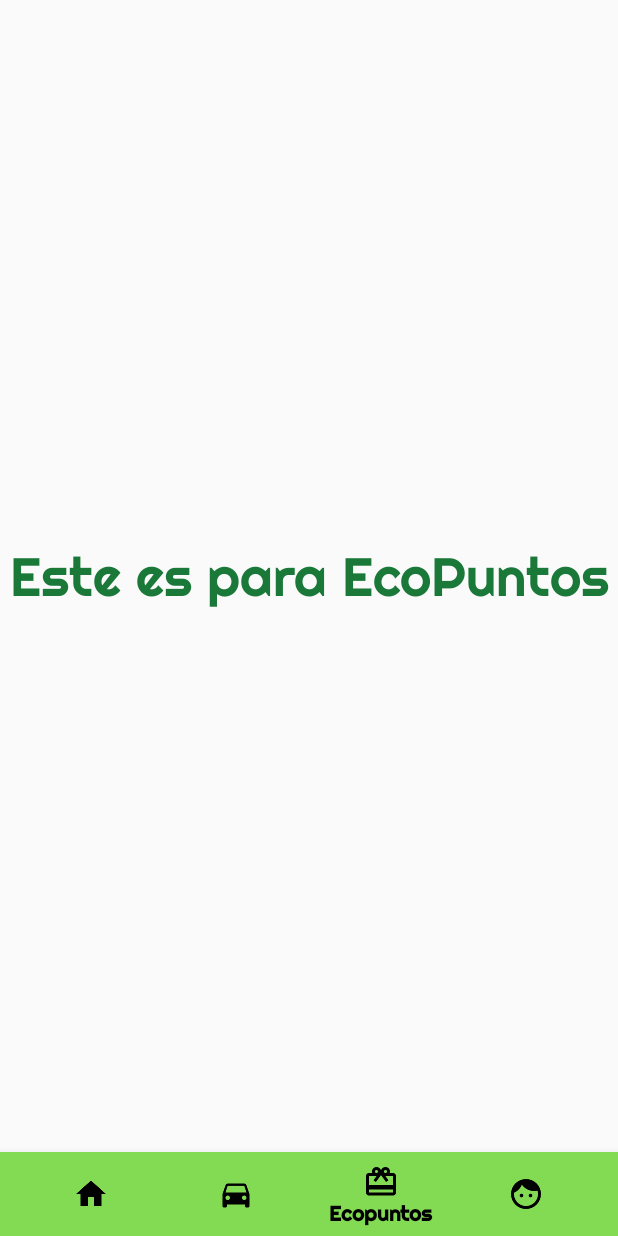
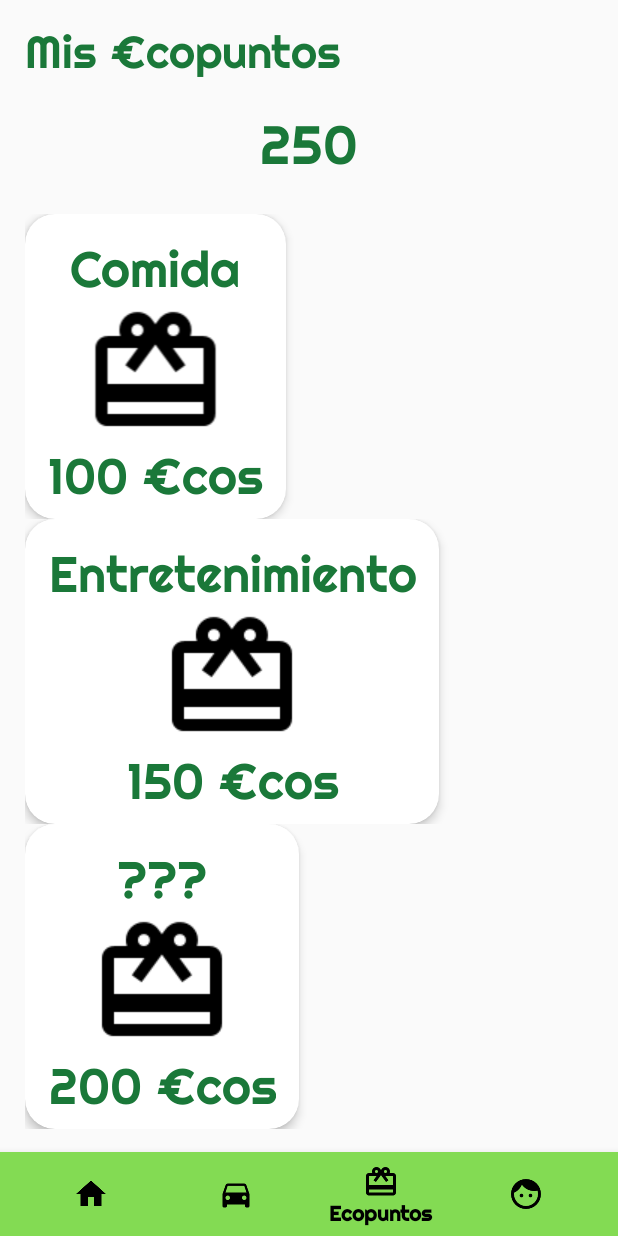
Before and after one commit to Hana897TRX/TecPool, an Android app: the EcoActivity screen opened through its navigation route, on a phone screen of 412 x 824 dp. Run offline under Robolectric (Android 15) with nearby library versions, the light colour scheme and no system bars; our stand-ins replace navigation-ui.

Commit message:
Ecopuntos Layout && RV

```diff
--- a/LumaApp/app/src/main/java/mx/tec/lumaapp/EcoActivity.kt
+++ b/LumaApp/app/src/main/java/mx/tec/lumaapp/EcoActivity.kt
@@ -5,6 +5,12 @@ import androidx.fragment.app.Fragment
 import android.view.LayoutInflater
 import android.view.View
 import android.view.ViewGroup
+import androidx.recyclerview.widget.GridLayoutManager
+import androidx.recyclerview.widget.RecyclerView
+import androidx.recyclerview.widget.StaggeredGridLayoutManager
+import kotlinx.android.synthetic.main.eco_puntos_layout.*
+import mx.tec.lumaapp.elementos_recycler.adapter.CuponesAdapter
+import mx.tec.lumaapp.elementos_recycler.model.CuponesModel
 
 class EcoActivity : Fragment() {
     override fun onCreateView(
@@ -12,6 +18,21 @@ class EcoActivity : Fragment() {
         savedInstanceState: Bundle?
     ): View? {
         // Inflate the layout for this fragment
-        return inflater.inflate(R.layout.eco_puntos_layout, container, false)
+        val view = inflater.inflate(R.layout.eco_puntos_layout, container, false)
+
+        val cupones = arrayListOf<CuponesModel>(
+            CuponesModel("Comida", 100, R.drawable.regalo),
+            CuponesModel("Entretenimiento", 150, R.drawable.regalo),
+            CuponesModel("???", 200, R.drawable.regalo),
+            )
+
+        val adaptador = CuponesAdapter(this.requireContext(), R.layout.cupones_layout, cupones)
+
+        val rvCupones = view.findViewById<RecyclerView>(R.id.rvCupones)
+        rvCupones.layoutManager = StaggeredGridLayoutManager(3, GridLayoutManager.HORIZONTAL)
+        rvCupones.setHasFixedSize(true)
+        rvCupones.adapter = adaptador
+
+        return view
     }
 }
--- /dev/null
+++ b/LumaApp/app/src/main/java/mx/tec/lumaapp/elementos_recycler/adapter/CuponesAdapter.kt
@@ -0,0 +1,67 @@
+package mx.tec.lumaapp.elementos_recycler.adapter
+
+import android.annotation.SuppressLint
+import android.app.Dialog
+import android.content.Context
+import android.graphics.Color
+import android.graphics.drawable.ColorDrawable
+import android.view.LayoutInflater
+import android.view.View
+import android.view.ViewGroup
+import android.widget.ImageView
+import android.widget.LinearLayout
+import android.widget.TextView
+import androidx.recyclerview.widget.RecyclerView
+import mx.tec.lumaapp.R
+import mx.tec.lumaapp.elementos_recycler.model.CuponesModel
+import mx.tec.lumaapp.elementos_recycler.model.RutaModel
+
+class CuponesAdapter (
+    private val context: Context,
+    private val layout: Int,
+    private val dataSource: List<CuponesModel>): RecyclerView.Adapter<CuponesAdapter.ItemHolder>(){
+
+    private val inflater: LayoutInflater = context.getSystemService(Context.LAYOUT_INFLATER_SERVICE) as LayoutInflater
+    private lateinit var onClickListener: View.OnClickListener
+
+    override fun onCreateViewHolder(parent: ViewGroup, viewType: Int): ItemHolder {
+        val view = inflater.inflate(layout, parent, false)
+        return ItemHolder(view)
+    }
+
+    @SuppressLint("SetTextI18n")
+    override fun onBindViewHolder(holder: CuponesAdapter.ItemHolder, position: Int) {
+        val elemento: CuponesModel = dataSource.get(position)
+
+        holder.tipo.text = elemento.tipo
+        holder.imagen.setImageResource(elemento.imagen)
+        val precio = "${elemento.precio} €cos"
+        holder.precio.text = precio
+
+        holder.itemView.setOnClickListener {
+            /*holder.dialog.setContentView(R.layout.info_ruta_pop)
+
+            val inicioTxt = holder.dialog.findViewById<TextView>(R.id.inicio_rutaTxt)
+            val destinoTxt = holder.dialog.findViewById<TextView>(R.id.destino_rutaTxt)
+            inicioTxt.setText(holder.origen.text)
+            destinoTxt.setText(holder.destino.text)
+
+            holder.dialog.window?.setBackgroundDrawable(ColorDrawable(Color.TRANSPARENT))
+            holder.dialog.show()
+
+            val window = holder.dialog.window;
+            window!!.setLayout(LinearLayout.LayoutParams.WRAP_CONTENT, LinearLayout.LayoutParams.WRAP_CONTENT);*/
+        }
+    }
+
+    override fun getItemCount(): Int {
+        return dataSource.size
+    }
+
+    class ItemHolder(itemView: View): RecyclerView.ViewHolder(itemView) {
+        val tipo = itemView.findViewById<TextView>(R.id.txtTipo)
+        val imagen = itemView.findViewById<ImageView>(R.id.imgImagen)
+        val precio = itemView.findViewById<TextView>(R.id.txtPrecio)
+        val dialog = Dialog(itemView.context)
+    }
+}
--- /dev/null
+++ b/LumaApp/app/src/main/java/mx/tec/lumaapp/elementos_recycler/model/CuponesModel.kt
@@ -0,0 +1,7 @@
+package mx.tec.lumaapp.elementos_recycler.model
+
+data class CuponesModel (
+    val tipo:String,
+    val precio:Int,
+    val imagen:Int) {
+}
--- /dev/null
+++ b/LumaApp/app/src/main/res/layout/cupones_layout.xml
@@ -0,0 +1,50 @@
+<?xml version="1.0" encoding="utf-8"?>
+<androidx.constraintlayout.widget.ConstraintLayout
+    xmlns:android="http://schemas.android.com/apk/res/android"
+    xmlns:app="http://schemas.android.com/apk/res-auto"
+    xmlns:tools="http://schemas.android.com/tools"
+    android:layout_width="match_parent"
+    android:layout_height="match_parent">
+
+    <androidx.cardview.widget.CardView
+        android:layout_width="wrap_content"
+        android:layout_height="wrap_content"
+        app:cardCornerRadius="20dp"
+        app:cardElevation="4dp"
+        app:layout_constraintBottom_toBottomOf="parent"
+        app:layout_constraintEnd_toEndOf="parent"
+        app:layout_constraintHorizontal_bias="0.0"
+        app:layout_constraintStart_toStartOf="parent"
+        app:layout_constraintTop_toTopOf="parent">
+
+        <LinearLayout
+            android:layout_width="match_parent"
+            android:layout_height="match_parent"
+            android:layout_margin="15dp"
+            android:orientation="vertical">
+
+            <TextView
+                android:id="@+id/txtTipo"
+                android:layout_width="match_parent"
+                android:layout_height="wrap_content"
+                android:gravity="center"
+                android:text="Comida"
+                android:textSize="33sp" />
+
+            <ImageView
+                android:id="@+id/imgImagen"
+                android:layout_width="match_parent"
+                android:layout_height="wrap_content"
+                app:srcCompat="@drawable/regalo"
+                app:tint="#000" />
+
+            <TextView
+                android:id="@+id/txtPrecio"
+                android:layout_width="match_parent"
+                android:layout_height="wrap_content"
+                android:gravity="center"
+                android:text="50 €cos"
+                android:textSize="33sp" />
+        </LinearLayout>
+    </androidx.cardview.widget.CardView>
+</androidx.constraintlayout.widget.ConstraintLayout>
--- a/LumaApp/app/src/main/res/layout/eco_puntos_layout.xml
+++ b/LumaApp/app/src/main/res/layout/eco_puntos_layout.xml
@@ -7,13 +7,67 @@
     android:layout_height="match_parent">
 
     <TextView
-        android:id="@+id/textView"
+        android:id="@+id/txtMisEcopts"
+        android:layout_width="0dp"
+        android:layout_height="wrap_content"
+        android:text="@string/mis_ecopuntos"
+        android:textSize="30sp"
+        app:layout_constraintBottom_toTopOf="@+id/guideline36"
+        app:layout_constraintEnd_toStartOf="@+id/guideline35"
+        app:layout_constraintStart_toStartOf="@+id/guideline34"
+        app:layout_constraintTop_toTopOf="@+id/guideline32"
+        app:layout_constraintVertical_bias="0.0" />
+
+    <androidx.constraintlayout.widget.Guideline
+        android:id="@+id/guideline32"
         android:layout_width="wrap_content"
         android:layout_height="wrap_content"
-        android:text="Este es para EcoPuntos"
+        android:orientation="horizontal"
+        app:layout_constraintGuide_percent="0.02" />
+
+    <androidx.constraintlayout.widget.Guideline
+        android:id="@+id/guideline36"
+        android:layout_width="wrap_content"
+        android:layout_height="wrap_content"
+        android:orientation="horizontal"
+        app:layout_constraintGuide_percent=".98" />
+
+    <androidx.constraintlayout.widget.Guideline
+        android:id="@+id/guideline34"
+        android:layout_width="wrap_content"
+        android:layout_height="wrap_content"
+        android:orientation="vertical"
+        app:layout_constraintGuide_percent="0.04" />
+
+    <androidx.constraintlayout.widget.Guideline
+        android:id="@+id/guideline35"
+        android:layout_width="wrap_content"
+        android:layout_height="wrap_content"
+        android:orientation="vertical"
+        app:layout_constraintGuide_percent="0.96" />
+
+    <TextView
+        android:id="@+id/txtPuntosTotales"
+        android:layout_width="wrap_content"
+        android:layout_height="wrap_content"
+        android:layout_marginTop="20dp"
+        android:text="@string/ecos_acumulados_template"
         android:textSize="36sp"
-        app:layout_constraintBottom_toBottomOf="parent"
-        app:layout_constraintEnd_toEndOf="parent"
-        app:layout_constraintStart_toStartOf="parent"
-        app:layout_constraintTop_toTopOf="parent" />
+        app:layout_constraintBottom_toTopOf="@+id/guideline36"
+        app:layout_constraintEnd_toStartOf="@+id/guideline35"
+        app:layout_constraintStart_toStartOf="@+id/guideline34"
+        app:layout_constraintTop_toBottomOf="@+id/txtMisEcopts"
+        app:layout_constraintVertical_bias="0.0" />
+
+    <androidx.recyclerview.widget.RecyclerView
+        android:id="@+id/rvCupones"
+        android:layout_width="0dp"
+        android:layout_height="0dp"
+        android:layout_marginTop="24dp"
+        app:layout_constraintBottom_toTopOf="@+id/guideline36"
+        app:layout_constraintEnd_toStartOf="@+id/guideline35"
+        app:layout_constraintStart_toStartOf="@+id/guideline34"
+        app:layout_constraintTop_toBottomOf="@+id/txtPuntosTotales"
+        app:layout_constraintVertical_bias="0.0" />
+
 </androidx.constraintlayout.widget.ConstraintLayout>
--- a/LumaApp/app/src/main/res/layout/home_layout.xml
+++ b/LumaApp/app/src/main/res/layout/home_layout.xml
@@ -7,7 +7,7 @@
     android:background="@color/background">
 
     <TextView
-        android:id="@+id/textView"
+        android:id="@+id/txtMisEcopts"
         android:layout_width="wrap_content"
         android:layout_height="wrap_content"
         android:text="LumaApp"
@@ -51,7 +51,7 @@
         android:layout_width="158dp"
         android:layout_height="220dp"
         android:scaleType="fitEnd"
-        app:layout_constraintBottom_toTopOf="@+id/textView"
+        app:layout_constraintBottom_toTopOf="@+id/txtMisEcopts"
         app:layout_constraintEnd_toStartOf="@+id/guideline30"
         app:layout_constraintStart_toStartOf="@+id/guideline25"
         app:layout_constraintTop_toTopOf="@+id/guideline29"
@@ -97,7 +97,7 @@
         app:layout_constraintBottom_toTopOf="@+id/guideline31"
         app:layout_constraintEnd_toStartOf="@+id/guideline30"
         app:layout_constraintStart_toStartOf="@+id/guideline25"
-        app:layout_constraintTop_toBottomOf="@+id/textView" >
+        app:layout_constraintTop_toBottomOf="@+id/txtMisEcopts" >
 
         <androidx.constraintlayout.widget.ConstraintLayout
             android:layout_width="match_parent"
--- a/LumaApp/app/src/main/res/values/strings.xml
+++ b/LumaApp/app/src/main/res/values/strings.xml
@@ -49,5 +49,8 @@
     <!--    Strings del Pop-Up Información de Ruta-->
     <string name="informaci_n_de_la_ruta">Información de la Ruta</string>
 
+    <!--    Strings del layout EcoPuntos-->
+    <string name="mis_ecopuntos">Mis €copuntos</string>
+    <string name="ecos_acumulados_template">250</string>
 
 </resources>
--- a/LumaApp/build.gradle
+++ b/LumaApp/build.gradle
@@ -6,7 +6,7 @@ buildscript {
         jcenter()
     }
     dependencies {
-        classpath "com.android.tools.build:gradle:4.0.1"
+        classpath 'com.android.tools.build:gradle:4.1.0'
         classpath "org.jetbrains.kotlin:kotlin-gradle-plugin:$kotlin_version"
 
         // NOTE: Do not place your application dependencies here; they belong
```
Also changed, not shown: LumaApp/gradle/wrapper/gradle-wrapper.properties.
